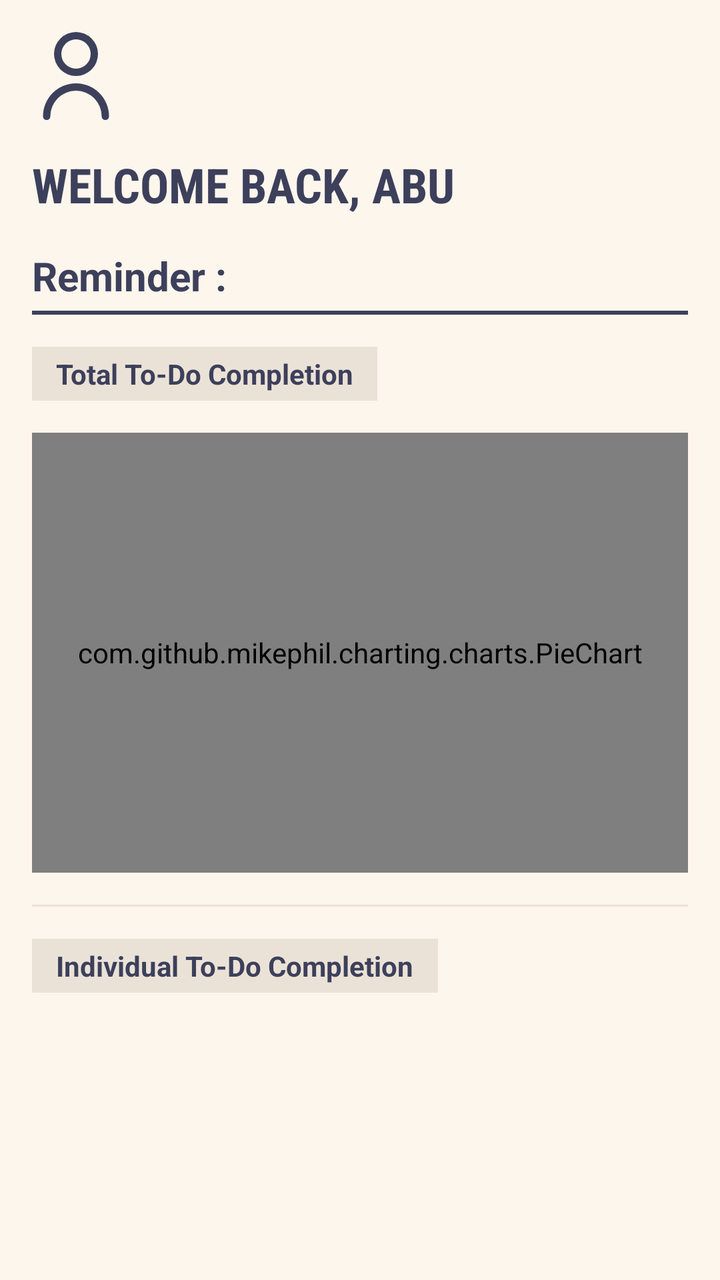
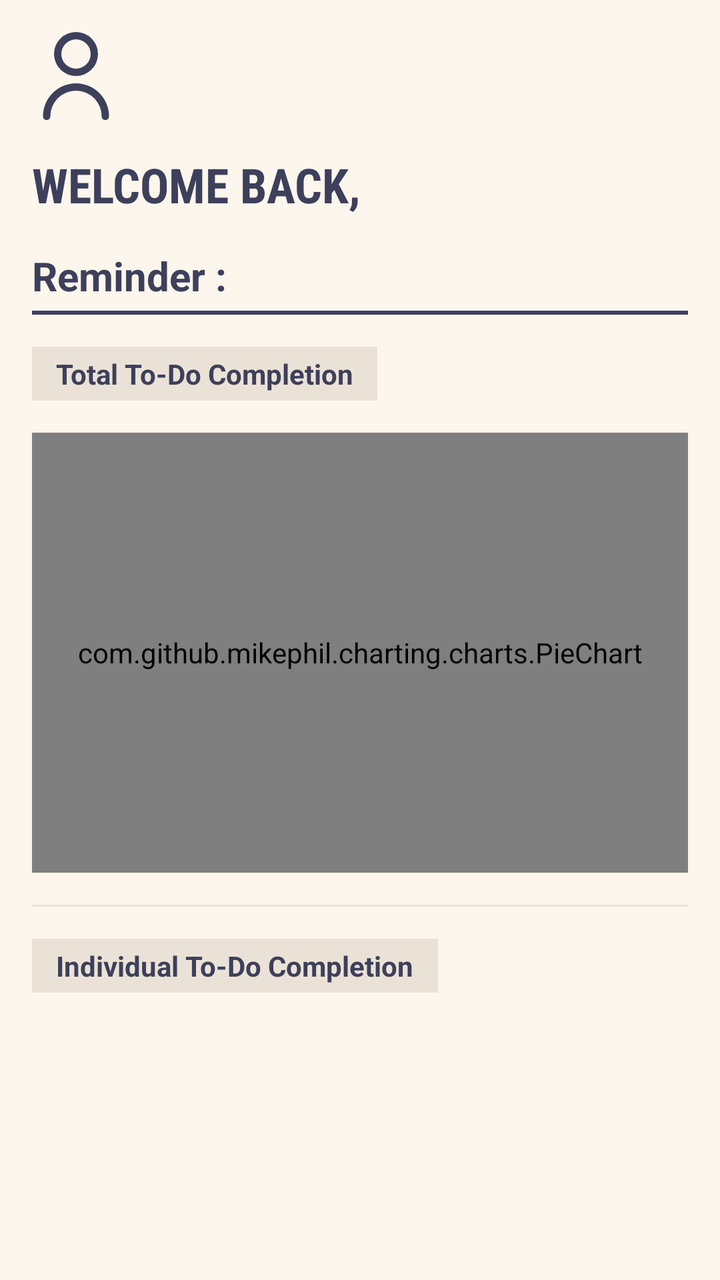

An Android layout rendered at two revisions. The XML below is the earlier revision; the diff shows what the commit changed to produce the second picture.
<!-- AndroidManifest.xml: application theme Theme.ProjectStudyBuddy1 -->
<!-- res/layout/fragment_dashboard.xml -->
<?xml version="1.0" encoding="utf-8"?>
<androidx.core.widget.NestedScrollView xmlns:android="http://schemas.android.com/apk/res/android"
    xmlns:app="http://schemas.android.com/apk/res-auto"
    xmlns:tools="http://schemas.android.com/tools"
    android:layout_width="match_parent"
    android:layout_height="match_parent"
    android:background="@color/bg_cream"
    android:fillViewport="true">

    <androidx.constraintlayout.widget.ConstraintLayout
        android:layout_width="match_parent"
        android:layout_height="wrap_content"
        android:padding="16dp">

        <ImageView
            android:id="@+id/ivDashboardAvatar"
            android:layout_width="44dp"
            android:layout_height="44dp"
            android:src="@drawable/ic_profile"
            app:tint="@color/text_dark"
            app:layout_constraintTop_toTopOf="parent"
            app:layout_constraintStart_toStartOf="parent"
            android:contentDescription="Avatar"
            tools:ignore="HardcodedText" />

        <TextView
            android:id="@+id/tvWelcomeUserHeader"
            android:layout_width="wrap_content"
            android:layout_height="wrap_content"
            android:layout_marginTop="16dp"
            android:text="WELCOME BACK, ABU"
            android:textSize="24sp"
            android:textStyle="bold"
            android:textColor="@color/text_dark"
            android:fontFamily="sans-serif-condensed"
            app:layout_constraintTop_toBottomOf="@id/ivDashboardAvatar"
            app:layout_constraintStart_toStartOf="parent"
            tools:ignore="HardcodedText" />

        <TextView
            android:id="@+id/tvReminderSectionLabel"
            android:layout_width="wrap_content"
            android:layout_height="wrap_content"
            android:layout_marginTop="16dp"
            android:text="Reminder :"
            android:textSize="20sp"
            android:textStyle="bold"
            android:textColor="@color/text_dark"
            app:layout_constraintTop_toBottomOf="@id/tvWelcomeUserHeader"
            app:layout_constraintStart_toStartOf="parent"
            tools:ignore="HardcodedText" />

        <View
            android:id="@+id/reminderDividerLine"
            android:layout_width="match_parent"
            android:layout_height="2dp"
            android:background="@color/text_dark"
            android:layout_marginTop="4dp"
            app:layout_constraintTop_toBottomOf="@id/tvReminderSectionLabel" />

        <TextView
            android:id="@+id/tvTotalChartHeaderBox"
            android:layout_width="wrap_content"
            android:layout_height="wrap_content"
            android:layout_marginTop="16dp"
            android:background="@color/divider_gray"
            android:paddingHorizontal="12dp"
            android:paddingVertical="4dp"
            android:text="Total To-Do Completion"
            android:textColor="@color/text_dark"
            android:textStyle="bold"
            android:textSize="14sp"
            app:layout_constraintTop_toBottomOf="@id/reminderDividerLine"
            app:layout_constraintStart_toStartOf="parent"
            tools:ignore="HardcodedText" />

        <com.github.mikephil.charting.charts.PieChart
            android:id="@+id/todoPieChart"
            android:layout_width="match_parent"
            android:layout_height="220dp"
            android:layout_marginTop="16dp"
            app:layout_constraintTop_toBottomOf="@id/tvTotalChartHeaderBox"
            app:layout_constraintStart_toStartOf="parent"
            app:layout_constraintEnd_toEndOf="parent" />

        <View
            android:id="@+id/chartDividerLine"
            android:layout_width="match_parent"
            android:layout_height="1dp"
            android:background="@color/divider_gray"
            android:layout_marginTop="16dp"
            app:layout_constraintTop_toBottomOf="@id/todoPieChart" />

        <TextView
            android:id="@+id/tvIndividualListHeaderBox"
            android:layout_width="wrap_content"
            android:layout_height="wrap_content"
            android:layout_marginTop="16dp"
            android:background="@color/divider_gray"
            android:paddingHorizontal="12dp"
            android:paddingVertical="4dp"
            android:text="Individual To-Do Completion"
            android:textColor="@color/text_dark"
            android:textStyle="bold"
            android:textSize="14sp"
            app:layout_constraintTop_toBottomOf="@id/chartDividerLine"
            app:layout_constraintStart_toStartOf="parent"
            tools:ignore="HardcodedText" />

        <androidx.recyclerview.widget.RecyclerView
            android:id="@+id/rvMasterTasks"
            android:layout_width="match_parent"
            android:layout_height="wrap_content"
            android:layout_marginTop="12dp"
            android:nestedScrollingEnabled="false"
            app:layout_constraintTop_toBottomOf="@id/tvIndividualListHeaderBox"
            app:layout_constraintBottom_toBottomOf="parent" />

    </androidx.constraintlayout.widget.ConstraintLayout>
</androidx.core.widget.NestedScrollView>
<!-- resources referenced by this layout -->
<resources>
  <color name="bg_cream">#FDF6ED</color>
  <color name="divider_gray">#EBE2D7</color>
  <color name="text_dark">#3D405B</color>
  <!-- drawable ic_profile (drawable) -->
  <vector xmlns:android="http://schemas.android.com/apk/res/android"
      android:width="512dp"
      android:height="512dp"
      android:viewportWidth="24"
      android:viewportHeight="24">
    <path
        android:fillColor="#FF000000"
        android:pathData="M12,12A6,6 0,1 0,6 6,6.006 6.006,0 0,0 12,12ZM12,2A4,4 0,1 1,8 6,4 4,0 0,1 12,2Z"/>
    <path
        android:fillColor="#FF000000"
        android:pathData="M12,14a9.01,9.01 0,0 0,-9 9,1 1,0 0,0 2,0 7,7 0,0 1,14 0,1 1,0 0,0 2,0A9.01,9.01 0,0 0,12 14Z"/>
  </vector>
  <style name="Theme.ProjectStudyBuddy1" parent="Theme.Material3.DayNight.NoActionBar">
          <item name="colorPrimary">@color/accent_brown</item>
          <item name="colorPrimaryDark">@color/accent_brown</item>
          <item name="colorAccent">@color/accent_orange</item>
  
          <item name="android:windowBackground">@color/bg_cream</item>
          <item name="android:colorBackground">@color/bg_cream</item>
  
          <item name="android:statusBarColor">@color/bg_cream</item>
          <item name="android:windowLightStatusBar">true</item>
  
          <item name="colorSurface">@color/card_white</item>
          <item name="colorOnSurface">@color/text_dark</item>
      </style>
  <color name="accent_brown">#7D5A44</color>
  <color name="accent_orange">#E07A5F</color>
  <color name="card_white">#FFFFFF</color>
</resources>

<!-- the commit's change to res/layout/fragment_dashboard.xml (unified diff, before → after) -->
@@ -16,19 +16,18 @@
             android:id="@+id/ivDashboardAvatar"
             android:layout_width="44dp"
             android:layout_height="44dp"
-            android:src="@drawable/ic_profile"
+            android:src="@drawable/ic_profile2"
             app:tint="@color/text_dark"
             app:layout_constraintTop_toTopOf="parent"
             app:layout_constraintStart_toStartOf="parent"
-            android:contentDescription="Avatar"
-            tools:ignore="HardcodedText" />
+            android:contentDescription="Avatar" />
 
         <TextView
             android:id="@+id/tvWelcomeUserHeader"
             android:layout_width="wrap_content"
             android:layout_height="wrap_content"
             android:layout_marginTop="16dp"
-            android:text="WELCOME BACK, ABU"
+            android:text="WELCOME BACK,"
             android:textSize="24sp"
             android:textStyle="bold"
             android:textColor="@color/text_dark"
@@ -116,5 +115,20 @@
             app:layout_constraintTop_toBottomOf="@id/tvIndividualListHeaderBox"
             app:layout_constraintBottom_toBottomOf="parent" />
 
+        <TextView
+            android:id="@+id/tvEmptyTasksPlaceholder"
+            android:layout_width="wrap_content"
+            android:layout_height="wrap_content"
+            android:layout_marginTop="32dp"
+            android:text="No tasks available"
+            android:textColor="@color/text_hint_darker"
+            android:textSize="16sp"
+            android:textStyle="italic"
+            android:visibility="gone"
+            app:layout_constraintTop_toBottomOf="@id/tvIndividualListHeaderBox"
+            app:layout_constraintStart_toStartOf="parent"
+            app:layout_constraintEnd_toEndOf="parent"
+            tools:ignore="HardcodedText" />
+
     </androidx.constraintlayout.widget.ConstraintLayout>
 </androidx.core.widget.NestedScrollView>
<!-- resource entries referenced after the edit -->
@@ -3,7 +3,8 @@
   <color name="bg_cream">#FDF6ED</color>
   <color name="divider_gray">#EBE2D7</color>
   <color name="text_dark">#3D405B</color>
-  <!-- drawable ic_profile (drawable) -->
+  <color name="text_hint_darker">#70738A</color>
+  <!-- drawable ic_profile2 (drawable) -->
   <vector xmlns:android="http://schemas.android.com/apk/res/android"
       android:width="512dp"
       android:height="512dp"
